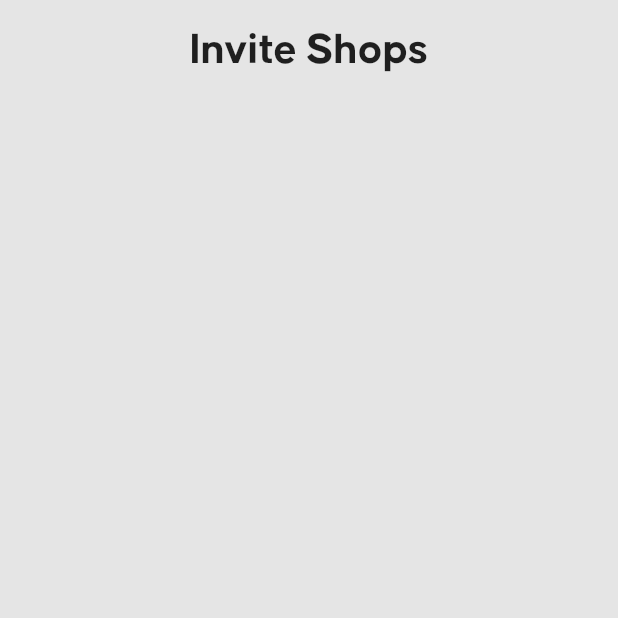
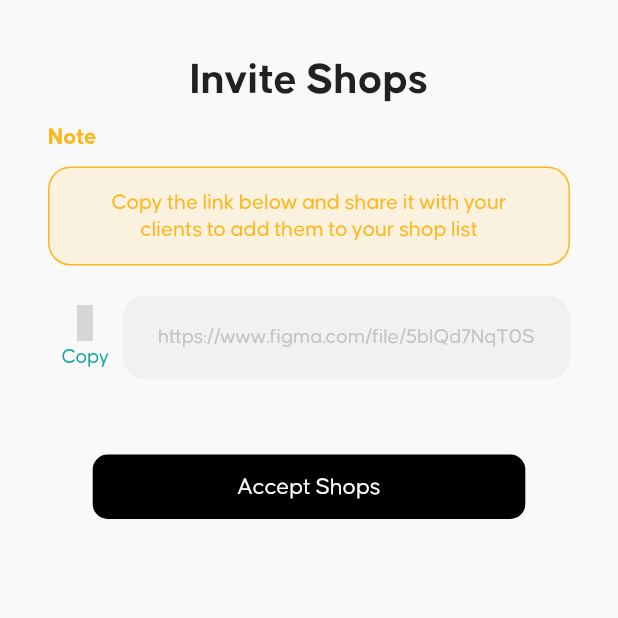
Before and after one commit to rennylangat/rafu-app, a Flutter app: the InviteShop screen opened directly, on a phone screen of 412 x 824 dp, the top half of it. Run offline on Flutter 3.47's test engine with Material 2 defaults, Android fonts, the light colour scheme and no system bars; our stand-ins replace dot_navigation_bar, flutter_svg, material_design_icons_flutter; grey boxes are pictures that could not be loaded.

Commit message:
Accept & View Shops

```diff
--- a/lib/screens/home_screen/ui/invite_shops.dart
+++ b/lib/screens/home_screen/ui/invite_shops.dart
@@ -1,6 +1,9 @@
 import 'package:flutter/material.dart';
+import 'package:material_design_icons_flutter/material_design_icons_flutter.dart';
+import 'package:rafu_app/screens/home_screen/ui/accept_shops.dart';
 import 'package:rafu_app/utils/colors.dart';
 import 'package:rafu_app/utils/size_config.dart';
+import 'package:rafu_app/widgets/continue_button.dart';
 
 class InviteShop extends StatelessWidget {
   const InviteShop({Key? key}) : super(key: key);
@@ -11,8 +14,9 @@ class InviteShop extends StatelessWidget {
       backgroundColor: kMainBgColor,
       body: SafeArea(
           child: Padding(
-        padding: const EdgeInsets.all(16.0),
+        padding: const EdgeInsets.fromLTRB(32, 36, 32, 0),
         child: Column(
+          crossAxisAlignment: CrossAxisAlignment.start,
           children: [
             Center(
               child: Text(
@@ -25,6 +29,99 @@ class InviteShop extends StatelessWidget {
             ),
             SizedBox(
               height: getProportionalScreenHeight(10),
+            ),
+            Text(
+              "Note",
+              style: TextStyle(
+                fontSize: getProportionalScreenHeight(16),
+                color: kNoteTextColor,
+                fontWeight: FontWeight.w700,
+              ),
+            ),
+            SizedBox(
+              height: getProportionalScreenHeight(10),
+            ),
+            Container(
+              decoration: BoxDecoration(
+                borderRadius: BorderRadius.circular(15),
+                color: kNoteTextColor.withOpacity(0.12),
+                border: Border.all(
+                  color: kNoteTextColor,
+                  width: 1,
+                ),
+              ),
+              child: Padding(
+                padding: const EdgeInsets.fromLTRB(22, 14, 22, 14),
+                child: Text(
+                  "Copy the link below and share it with your clients to add them to your shop list",
+                  textAlign: TextAlign.center,
+                  style: TextStyle(
+                    fontSize: getProportionalScreenHeight(15),
+                    color: kNoteTextColor,
+                  ),
+                ),
+              ),
+            ),
+            SizedBox(
+              height: getProportionalScreenHeight(20),
+            ),
+            Row(
+              children: [
+                Expanded(
+                  flex: 1,
+                  child: Column(
+                    children: [
+                      const Icon(
+                        MdiIcons.contentCopy,
+                        color: kDarkGreenColor,
+                      ),
+                      SizedBox(
+                        height: getProportionalScreenHeight(3),
+                      ),
+                      Text(
+                        "Copy",
+                        style: TextStyle(
+                            fontSize: getProportionalScreenHeight(14),
+                            color: kDarkGreenColor,
+                            fontWeight: FontWeight.w400),
+                      )
+                    ],
+                  ),
+                ),
+                Expanded(
+                  flex: 6,
+                  child: Container(
+                    height: getProportionalScreenHeight(56),
+                    decoration: BoxDecoration(
+                        color: const Color(0xFFF1F1F1),
+                        borderRadius: BorderRadius.circular(15)),
+                    alignment: Alignment.center,
+                    child: Padding(
+                      padding: const EdgeInsets.only(left: 4.0, right: 4.0),
+                      child: Text(
+                        "https://www.figma.com/file/5blQd7NqT0S",
+                        style: TextStyle(
+                          color: kGreyTextColor,
+                          fontSize: getProportionalScreenHeight(14),
+                        ),
+                      ),
+                    ),
+                  ),
+                )
+              ],
+            ),
+            SizedBox(
+              height: getProportionalScreenHeight(50),
+            ),
+            Center(
+              child: GestureDetector(
+                onTap: () => Navigator.of(context).push(
+                  MaterialPageRoute(
+                    builder: (context) => const AcceptShops(),
+                  ),
+                ),
+                child: const ContinueButton(title: "Accept Shops"),
+              ),
             )
           ],
         ),
--- a/lib/utils/colors.dart
+++ b/lib/utils/colors.dart
@@ -3,5 +3,6 @@ import 'package:flutter/material.dart';
 const kPrimaryColor = Color(0xFF13A89E);
 const kLightGreenColor = Color.fromRGBO(193, 243, 206, 1);
 const kDarkGreenColor = Color(0xFF13A89E);
-const kMainBgColor = Color(0xFFE5E5E5);
+const kMainBgColor = Color(0xFFF9F9F9);
 const kNoteTextColor = Color(0xFFFFB61D);
+const kGreyTextColor = Color(0xFFC4C4C4);
```
Also changed, not shown: lib/screens/home_screen/ui/accept_shops.dart (+151 -0 lines), lib/screens/home_screen/ui/view_shop.dart (+258 -0 lines), assets/icons/nimo_logo.png (added), assets/images/product_1.png (added).
